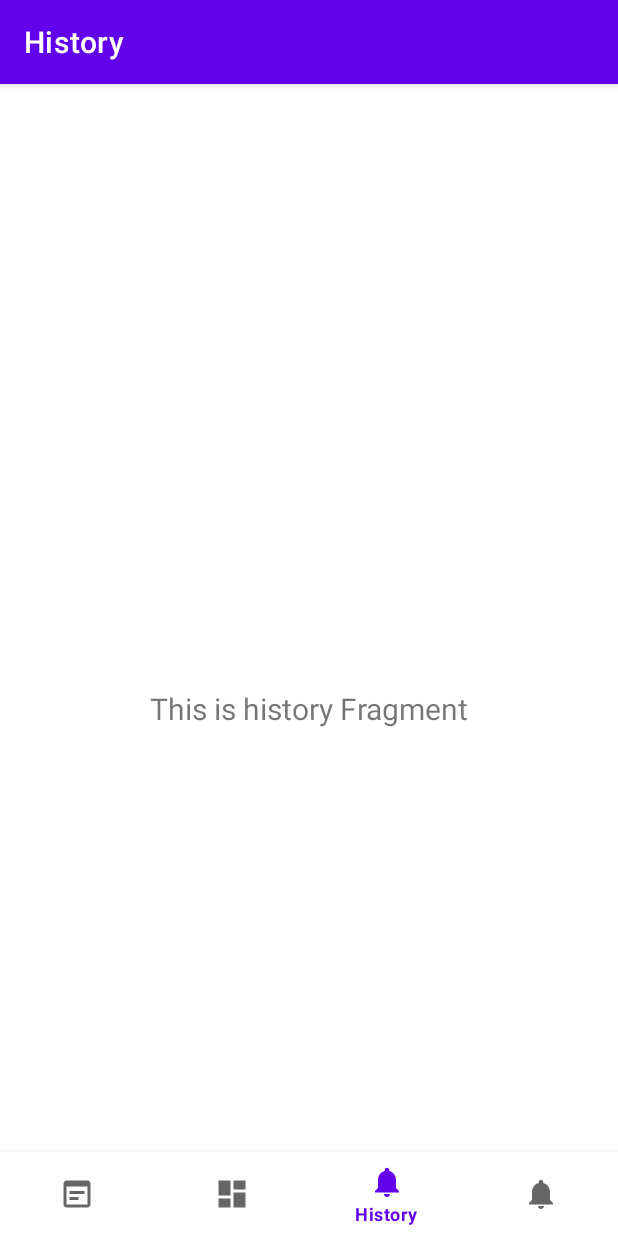
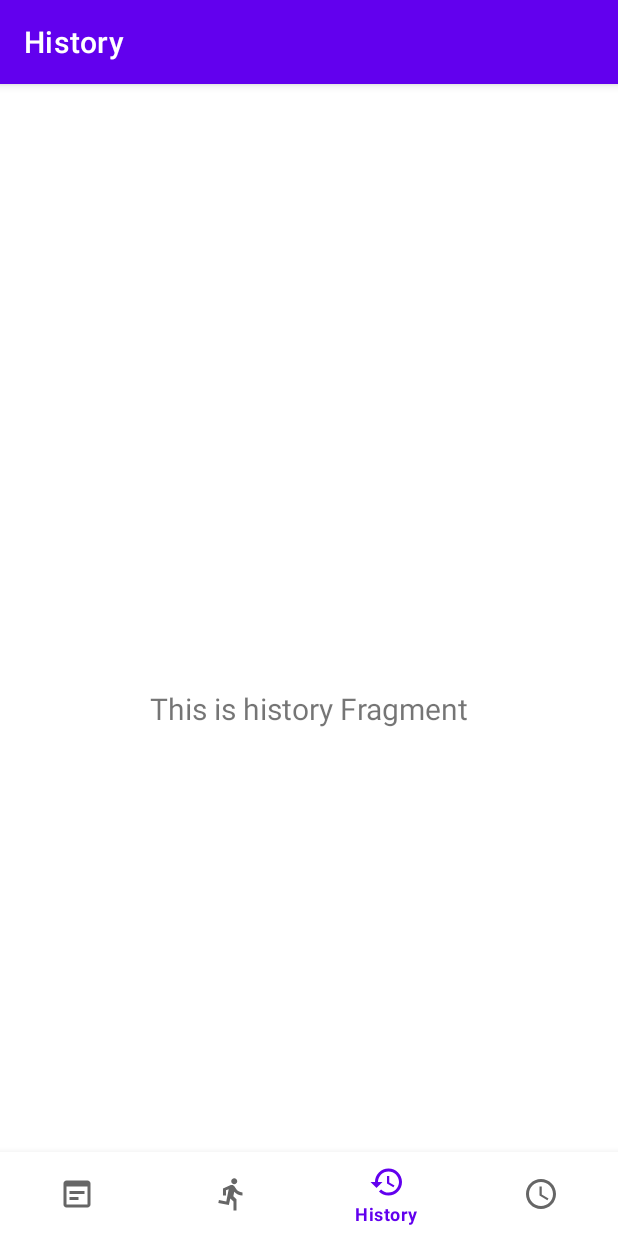
Before and after one commit to stefanusgusega/if3210-2021-android-k2-10, an Android app: the screen it shows after launch (MainActivity), item 3 of the bottom bar chosen, on a phone screen of 412 x 824 dp. Run offline under Robolectric (Android 15) with nearby library versions, the phone set to English and light mode, and no system bars; our stand-ins replace navigation-ui.

Commit message:
Change navbar logo

```diff
--- /dev/null
+++ b/app/src/main/res/drawable/ic_baseline_directions_run_24.xml
@@ -0,0 +1,10 @@
+<vector xmlns:android="http://schemas.android.com/apk/res/android"
+    android:width="24dp"
+    android:height="24dp"
+    android:viewportWidth="24"
+    android:viewportHeight="24"
+    android:tint="?attr/colorControlNormal">
+  <path
+      android:fillColor="@android:color/white"
+      android:pathData="M13.49,5.48c1.1,0 2,-0.9 2,-2s-0.9,-2 -2,-2 -2,0.9 -2,2 0.9,2 2,2zM9.89,19.38l1,-4.4 2.1,2v6h2v-7.5l-2.1,-2 0.6,-3c1.3,1.5 3.3,2.5 5.5,2.5v-2c-1.9,0 -3.5,-1 -4.3,-2.4l-1,-1.6c-0.4,-0.6 -1,-1 -1.7,-1 -0.3,0 -0.5,0.1 -0.8,0.1l-5.2,2.2v4.7h2v-3.4l1.8,-0.7 -1.6,8.1 -4.9,-1 -0.4,2 7,1.4z"/>
+</vector>
--- /dev/null
+++ b/app/src/main/res/drawable/ic_baseline_history_24.xml
@@ -0,0 +1,10 @@
+<vector xmlns:android="http://schemas.android.com/apk/res/android"
+    android:width="24dp"
+    android:height="24dp"
+    android:viewportWidth="24"
+    android:viewportHeight="24"
+    android:tint="?attr/colorControlNormal">
+  <path
+      android:fillColor="@android:color/white"
+      android:pathData="M13,3c-4.97,0 -9,4.03 -9,9L1,12l3.89,3.89 0.07,0.14L9,12L6,12c0,-3.87 3.13,-7 7,-7s7,3.13 7,7 -3.13,7 -7,7c-1.93,0 -3.68,-0.79 -4.94,-2.06l-1.42,1.42C8.27,19.99 10.51,21 13,21c4.97,0 9,-4.03 9,-9s-4.03,-9 -9,-9zM12,8v5l4.28,2.54 0.72,-1.21 -3.5,-2.08L13.5,8L12,8z"/>
+</vector>
--- /dev/null
+++ b/app/src/main/res/drawable/ic_baseline_schedule_24.xml
@@ -0,0 +1,13 @@
+<vector xmlns:android="http://schemas.android.com/apk/res/android"
+    android:width="24dp"
+    android:height="24dp"
+    android:viewportWidth="24"
+    android:viewportHeight="24"
+    android:tint="?attr/colorControlNormal">
+  <path
+      android:fillColor="@android:color/white"
+      android:pathData="M11.99,2C6.47,2 2,6.48 2,12s4.47,10 9.99,10C17.52,22 22,17.52 22,12S17.52,2 11.99,2zM12,20c-4.42,0 -8,-3.58 -8,-8s3.58,-8 8,-8 8,3.58 8,8 -3.58,8 -8,8z"/>
+  <path
+      android:fillColor="@android:color/white"
+      android:pathData="M12.5,7H11v6l5.25,3.15 0.75,-1.23 -4.5,-2.67z"/>
+</vector>
--- a/app/src/main/res/menu/bottom_nav_menu.xml
+++ b/app/src/main/res/menu/bottom_nav_menu.xml
@@ -8,17 +8,17 @@
 
     <item
         android:id="@+id/navigation_tracker"
-        android:icon="@drawable/ic_dashboard_black_24dp"
+        android:icon="@drawable/ic_baseline_directions_run_24"
         android:title="@string/title_tracker" />
 
     <item
         android:id="@+id/navigation_history"
-        android:icon="@drawable/ic_notifications_black_24dp"
+        android:icon="@drawable/ic_baseline_history_24"
         android:title="@string/title_history" />
 
     <item
         android:id="@+id/navigation_scheduler"
-        android:icon="@drawable/ic_notifications_black_24dp"
+        android:icon="@drawable/ic_baseline_schedule_24"
         android:title="@string/title_scheduler" />
 
 </menu>
```
